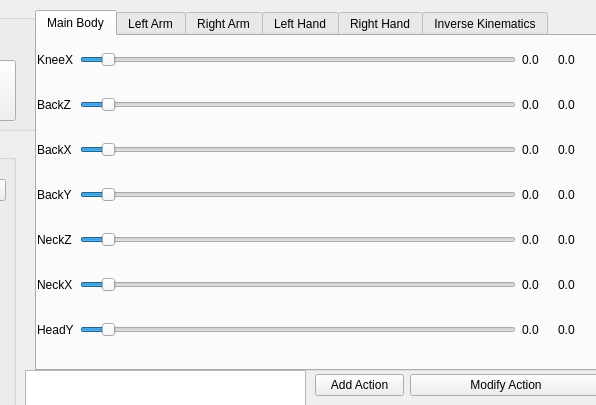
Rayckey/XR1_vrep_ros, file src/my_plugin.ui: the form before one commit; both pictures show x 375 to 971 and y 0 to 405 of the 1059 by 643 pixel window.
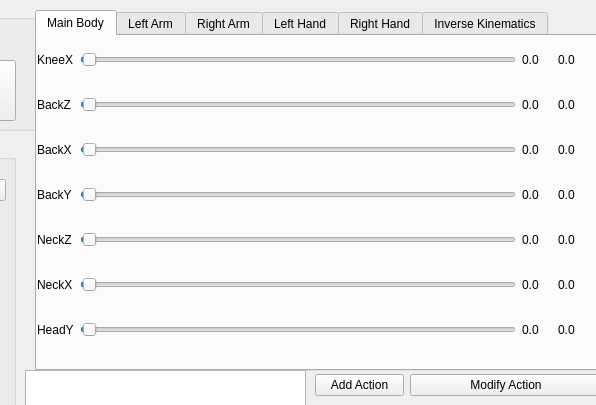
The form after the commit. Custom widgets are drawn as their Qt base class.

Diff of the .ui file:
```diff
--- a/src/my_plugin.ui
+++ b/src/my_plugin.ui
@@ -190,7 +190,7 @@
       <item row="1" column="1">
        <widget class="QSlider" name="Body_T_S_1">
         <property name="maximum">
-         <number>1000</number>
+         <number>10000</number>
         </property>
         <property name="sliderPosition">
          <number>50</number>
@@ -210,7 +210,7 @@
       <item row="0" column="1">
        <widget class="QSlider" name="Body_T_S_0">
         <property name="maximum">
-         <number>1000</number>
+         <number>10000</number>
         </property>
         <property name="sliderPosition">
          <number>50</number>
@@ -223,7 +223,7 @@
       <item row="2" column="1">
        <widget class="QSlider" name="Body_T_S_2">
         <property name="maximum">
-         <number>1000</number>
+         <number>10000</number>
         </property>
         <property name="sliderPosition">
          <number>50</number>
@@ -312,7 +312,7 @@
       <item row="5" column="1">
        <widget class="QSlider" name="Body_T_S_5">
         <property name="maximum">
-         <number>1000</number>
+         <number>10000</number>
         </property>
         <property name="sliderPosition">
          <number>50</number>
@@ -384,7 +384,7 @@
       <item row="4" column="1">
        <widget class="QSlider" name="Body_T_S_4">
         <property name="maximum">
-         <number>1000</number>
+         <number>10000</number>
         </property>
         <property name="sliderPosition">
          <number>50</number>
@@ -442,7 +442,7 @@
       <item row="3" column="1">
        <widget class="QSlider" name="Body_T_S_3">
         <property name="maximum">
-         <number>1000</number>
+         <number>10000</number>
         </property>
         <property name="sliderPosition">
          <number>50</number>
@@ -462,7 +462,7 @@
       <item row="6" column="1">
        <widget class="QSlider" name="Body_T_S_6">
         <property name="maximum">
-         <number>1000</number>
+         <number>10000</number>
         </property>
         <property name="sliderPosition">
          <number>50</number>
```
Left out of the diff: 28 changed lines with no effect on the pictures.
